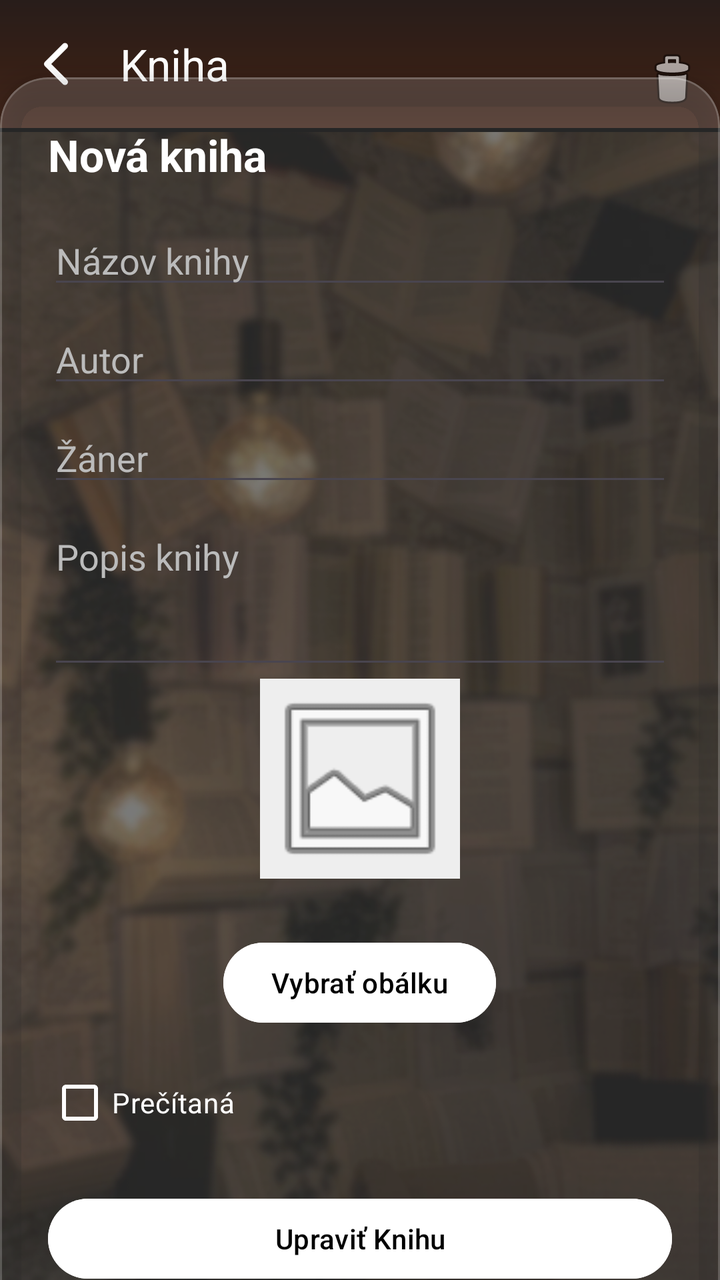
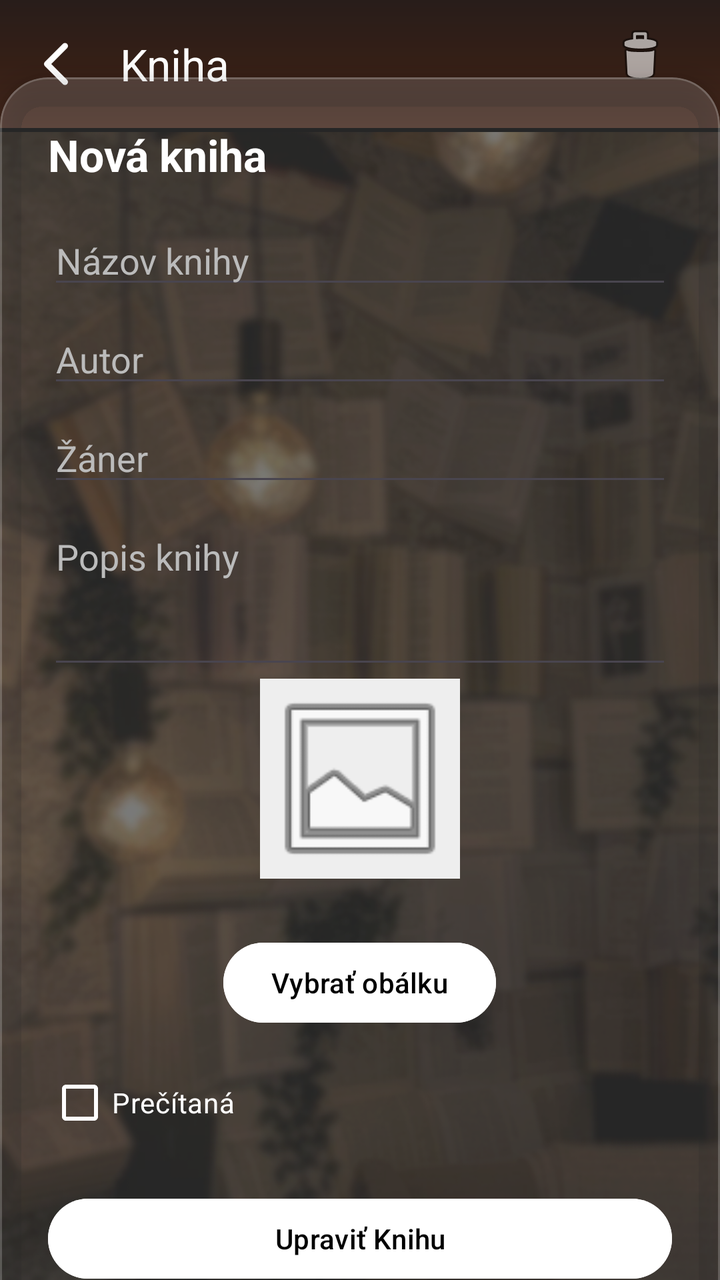

Two renders of the same Android screen: before a commit and after it. Below are the layout's source before the change and the commit's diff.
<!-- AndroidManifest.xml: application theme Theme.Bookshelf -->
<!-- res/layout/activity_choosen_book.xml -->
<?xml version="1.0" encoding="utf-8"?>
<androidx.constraintlayout.widget.ConstraintLayout
    xmlns:android="http://schemas.android.com/apk/res/android"
    xmlns:app="http://schemas.android.com/apk/res-auto"
    xmlns:tools="http://schemas.android.com/tools"
    android:layout_width="match_parent"
    android:layout_height="match_parent"
    android:background="@drawable/background">

    <androidx.appcompat.widget.Toolbar
        android:id="@+id/toolbar"
        android:layout_width="match_parent"
        android:layout_height="?attr/actionBarSize"
        android:background="@drawable/blurred_brown_gradient"
        android:theme="@style/ThemeOverlay.AppCompat.Dark.ActionBar"
        app:navigationIcon="@drawable/chevron_back"
        app:navigationIconTint="@color/white"
        app:layout_constraintTop_toTopOf="parent"
        app:title="Kniha">


    </androidx.appcompat.widget.Toolbar>

    <ImageButton
        android:id="@+id/btnDeleteBook"
        android:layout_width="48dp"
        android:layout_height="48dp"
        android:layout_alignBottom="@+id/toolbar"
        android:layout_alignParentStart="true"
        android:layout_alignParentTop='true'
        android:layout_alignParentEnd="true"
        android:background="?attr/selectableItemBackgroundBorderless"
        android:contentDescription="Delete"
        android:src="@android:drawable/ic_menu_delete"
        app:layout_constraintBottom_toBottomOf="@+id/toolbar"
        app:layout_constraintEnd_toEndOf="parent"
        app:layout_constraintHorizontal_bias="1.0"
        app:layout_constraintStart_toStartOf="@+id/toolbar"
        app:layout_constraintTop_toTopOf="parent"
        app:layout_constraintVertical_bias="1.0" />

    <View
        android:id="@+id/toolbar_line"
        android:layout_width="match_parent"
        android:layout_height="2dp"
        android:background="@color/black"
        app:layout_constraintTop_toBottomOf="@id/toolbar" />

    <com.google.android.material.card.MaterialCardView
        android:id="@+id/add_book_card"
        android:layout_width="0dp"
        android:layout_height="wrap_content"
        app:cardBackgroundColor="#26FFFFFF"
        app:cardCornerRadius="24dp"
        app:cardElevation="8dp"
        app:strokeColor="#33FFFFFF"
        app:strokeWidth="1dp"
        app:layout_constraintBottom_toBottomOf="parent"
        app:layout_constraintEnd_toEndOf="parent"
        app:layout_constraintStart_toStartOf="parent"
        app:layout_constraintTop_toBottomOf="@id/toolbar_line">

        <LinearLayout
            android:layout_width="match_parent"
            android:layout_height="wrap_content"
            android:orientation="vertical"
            android:padding="24dp">

            <TextView
                android:layout_width="wrap_content"
                android:layout_height="wrap_content"
                android:text="Nová kniha"
                android:textColor="@color/white"
                android:textSize="22sp"
                android:textStyle="bold"
                android:layout_marginBottom="16dp"/>

            <EditText android:id="@+id/edit_book_title"
                android:layout_width="match_parent" android:layout_height="wrap_content"
                android:hint="Názov knihy" android:inputType="textCapSentences"
                android:textColor="@color/white" android:textColorHint="@color/hint_grey" />

            <EditText android:id="@+id/edit_book_author"
                android:layout_width="match_parent" android:layout_height="wrap_content"
                android:hint="Autor" android:layout_marginTop="8dp"
                android:textColor="@color/white" android:textColorHint="@color/hint_grey"/>

            <EditText android:id="@+id/edit_book_genre"
                android:layout_width="match_parent" android:layout_height="wrap_content"
                android:hint="Žáner" android:layout_marginTop="8dp"
                android:textColor="@color/white" android:textColorHint="@color/hint_grey"/>

            <EditText android:id="@+id/edit_book_description"
                android:layout_width="match_parent" android:layout_height="wrap_content"
                android:hint="Popis knihy" android:gravity="top"
                android:layout_marginTop="8dp" android:lines="3"
                android:textColor="@color/white" android:textColorHint="@color/hint_grey"/>
            <ImageView
                android:id="@+id/img_book_cover"
                android:layout_width="100dp"
                android:layout_height="100dp"
                android:layout_gravity="center"
                android:scaleType="centerCrop"
                android:src="@android:drawable/ic_menu_gallery"
                android:background="#EEEEEE"
                android:layout_marginBottom="8dp"/>

            <Button
                android:id="@+id/btn_select_image"
                android:layout_width="wrap_content"
                android:layout_height="wrap_content"
                android:layout_marginTop="20dp"
                android:backgroundTint="@color/white"
                android:text="Vybrať obálku"
                android:layout_gravity="center"
                android:textColor="@color/black" />

            <CheckBox android:id="@+id/check_is_read"
                android:layout_width="wrap_content" android:layout_height="wrap_content"
                android:text="Prečítaná" android:layout_marginTop="12dp"
                android:textColor="@color/white"
                android:buttonTint="@color/white"/>

            <Button android:id="@+id/btn_save_book"
                android:layout_width="match_parent" android:layout_height="wrap_content"
                android:text="Upraviť Knihu" android:layout_marginTop="20dp"
                android:backgroundTint="@color/white" android:textColor="@color/black"/>

        </LinearLayout>
    </com.google.android.material.card.MaterialCardView>

</androidx.constraintlayout.widget.ConstraintLayout>
<!-- resources referenced by this layout -->
<resources>
  <color name="black">#FF000000</color>
  <color name="hint_grey">#BBBBBB</color>
  <color name="white">#FFFFFFFF</color>
  <!-- drawable background: png bitmap (drawable, 415359 bytes) -->
  <!-- drawable blurred_brown_gradient (drawable) -->
  <?xml version="1.0" encoding="utf-8"?>
  
  <shape xmlns:android="http://schemas.android.com/apk/res/android"
      android:shape="rectangle">
      <gradient
          android:type="linear"
          android:angle="270"
          android:gradientRadius="600dp"
          android:startColor="#281D1A"
          android:centerColor="#351F16"
          android:endColor="#43271C" />
  </shape>
  <!-- drawable chevron_back (drawable) -->
  <vector xmlns:android="http://schemas.android.com/apk/res/android"
      android:width="32dp"
      android:height="32dp"
      android:viewportWidth="512"
      android:viewportHeight="512">
    <path
        android:pathData="M328,112l-144,144l144,144"
        android:strokeLineJoin="round"
        android:strokeWidth="48"
        android:fillColor="#00000000"
        android:strokeColor="@color/white"
        android:strokeLineCap="round"/>
  </vector>
  <style name="Theme.Bookshelf" parent="Base.Theme.Bookshelf" />
  <style name="Base.Theme.Bookshelf" parent="Theme.Material3.DayNight.NoActionBar">
          
          
      </style>
</resources>

<!-- the commit's change to res/layout/activity_choosen_book.xml (unified diff, before → after) -->
@@ -13,9 +13,10 @@
         android:layout_height="?attr/actionBarSize"
         android:background="@drawable/blurred_brown_gradient"
         android:theme="@style/ThemeOverlay.AppCompat.Dark.ActionBar"
+        app:layout_constraintStart_toStartOf="parent"
+        app:layout_constraintTop_toTopOf="parent"
         app:navigationIcon="@drawable/chevron_back"
         app:navigationIconTint="@color/white"
-        app:layout_constraintTop_toTopOf="parent"
         app:title="Kniha">
 
 
@@ -23,21 +24,22 @@
 
     <ImageButton
         android:id="@+id/btnDeleteBook"
+
         android:layout_width="48dp"
         android:layout_height="48dp"
         android:layout_alignBottom="@+id/toolbar"
         android:layout_alignParentStart="true"
         android:layout_alignParentTop='true'
         android:layout_alignParentEnd="true"
+        android:layout_marginTop="4dp"
+        android:layout_marginEnd="16dp"
         android:background="?attr/selectableItemBackgroundBorderless"
         android:contentDescription="Delete"
         android:src="@android:drawable/ic_menu_delete"
-        app:layout_constraintBottom_toBottomOf="@+id/toolbar"
+        app:layout_constraintBottom_toTopOf="@+id/toolbar_line"
         app:layout_constraintEnd_toEndOf="parent"
-        app:layout_constraintHorizontal_bias="1.0"
-        app:layout_constraintStart_toStartOf="@+id/toolbar"
         app:layout_constraintTop_toTopOf="parent"
-        app:layout_constraintVertical_bias="1.0" />
+        app:layout_constraintVertical_bias="0.0" />
 
     <View
         android:id="@+id/toolbar_line"
<!-- resource entries referenced after the edit -->
@@ -31,9 +31,13 @@
         android:strokeColor="@color/white"
         android:strokeLineCap="round"/>
   </vector>
-  <style name="Theme.Bookshelf" parent="Base.Theme.Bookshelf" />
+  <style name="Theme.Bookshelf" parent="Base.Theme.Bookshelf">
+          <item name="android:windowLayoutInDisplayCutoutMode" tools:targetApi="p">never</item>
+      </style>
   <style name="Base.Theme.Bookshelf" parent="Theme.Material3.DayNight.NoActionBar">
           
+          <item name="android:statusBarColor" tools:targetApi="l">@color/black</item>
+          <item name="android:windowLightStatusBar">true</item>
           
       </style>
 </resources>
